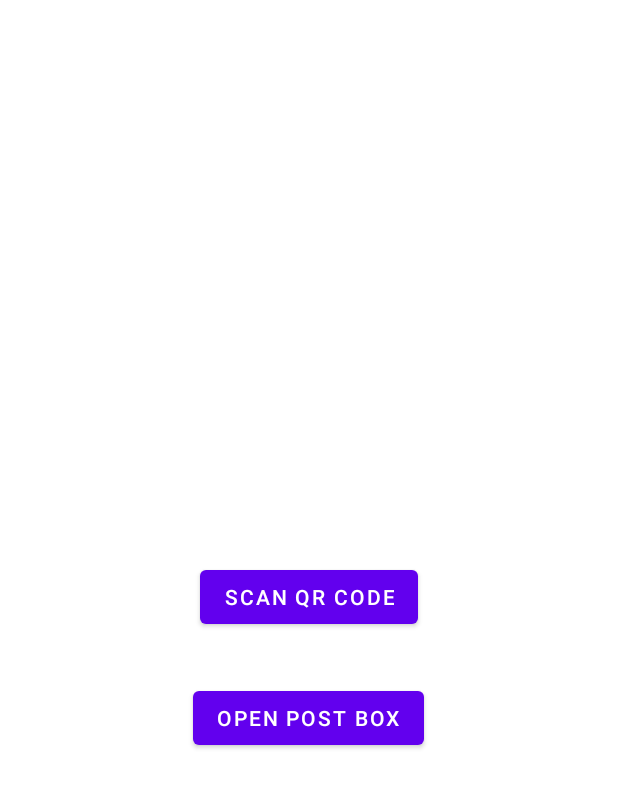
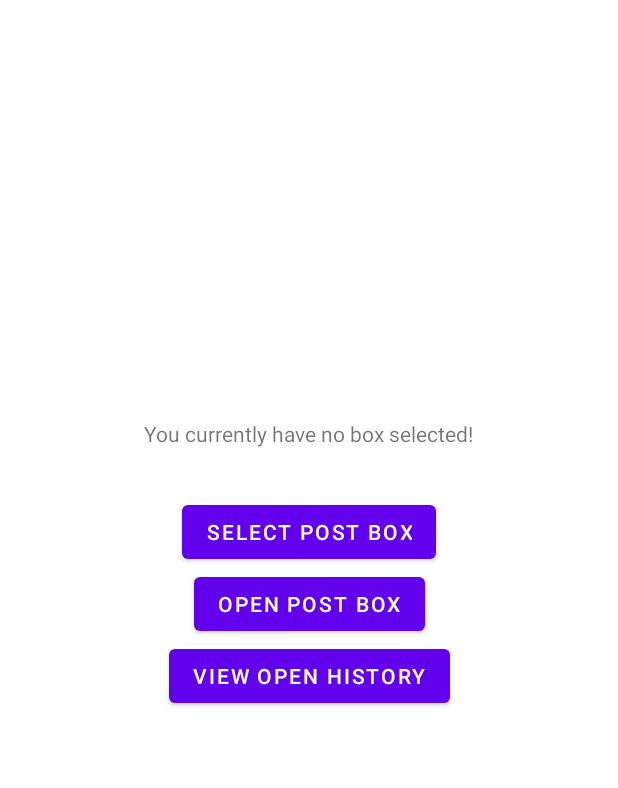
Before and after one commit to Predvsem-trivialno/Programski-jeziki, an Android app: the layout activity_open.xml on its own in the app's theme, with its tools: preview values and no code run, on a phone screen of 412 x 824 dp. Shown: the top 788 px of the screen. Run offline under Robolectric (Android 15) with nearby library versions, the phone set to English and light mode, and no system bars.

Commit message:
Changed up some activities, selecting box via QR code

```diff
--- a/app/src/main/java/com/example/pj_projekt/MyApplication.kt
+++ b/app/src/main/java/com/example/pj_projekt/MyApplication.kt
@@ -3,7 +3,8 @@ package com.example.pj_projekt
 import android.app.Application
 
 class MyApplication: Application() {
-    lateinit var username: String
-    lateinit var email: String
-    lateinit var userId: String
+    var username: String = ""
+    var email: String = ""
+    var userId: String = ""
+    var boxId: String = ""
 }
--- a/app/src/main/java/com/example/pj_projekt/OpenActivity.kt
+++ b/app/src/main/java/com/example/pj_projekt/OpenActivity.kt
@@ -18,6 +18,10 @@ class OpenActivity : BaseActivity() {
         super.onCreate(savedInstanceState)
         binding = ActivityOpenBinding.inflate(layoutInflater)
         setContentView(binding.root)
+        if(app.boxId.isEmpty()){
+            binding.btnPlaySound.isEnabled=false
+            binding.btnLogs.isEnabled=false
+        }
         binding.txtWelcome.text = getString(R.string.text_welcome,app.username)
         binding.btnScanQR.setOnClickListener{
             IntentIntegrator(this).initiateScan()
@@ -40,10 +44,15 @@ class OpenActivity : BaseActivity() {
                     val json = result.contents
                     val gson = Gson()
                     val id = gson.fromJson(json, String::class.java)
-                    Toast.makeText(applicationContext,"Scanned postbox with id: $id", Toast.LENGTH_SHORT).show()
+                    app.boxId = id
+                    Toast.makeText(applicationContext,"Scanned box with id: $id", Toast.LENGTH_SHORT).show()
+                    binding.txtSelected.text = getString(R.string.text_selected_2,app.boxId)
+                    binding.btnPlaySound.isEnabled=true
+                    binding.btnLogs.isEnabled=true
                 } catch (e: Exception){
                     binding.root.performHapticFeedback(HapticFeedbackConstants.REJECT)
                     Toast.makeText(applicationContext,"Invalid QR code", Toast.LENGTH_SHORT).show()
+                    binding.txtSelected.text = getString(R.string.text_selected)
                 }
             }
         }
--- a/app/src/main/res/layout/activity_open.xml
+++ b/app/src/main/res/layout/activity_open.xml
@@ -1,44 +1,59 @@
 <?xml version="1.0" encoding="utf-8"?>
 <androidx.constraintlayout.widget.ConstraintLayout xmlns:android="http://schemas.android.com/apk/res/android"
     xmlns:app="http://schemas.android.com/apk/res-auto"
+    xmlns:tools="http://schemas.android.com/tools"
     android:layout_width="match_parent"
-    android:layout_height="match_parent"
-    >
+    android:layout_height="match_parent">
 
     <TextView
         android:id="@+id/txtWelcome"
         android:layout_width="wrap_content"
         android:layout_height="wrap_content"
+        android:layout_marginTop="236dp"
         android:textSize="20sp"
-        app:layout_constraintBottom_toBottomOf="parent"
-        app:layout_constraintLeft_toLeftOf="parent"
-        app:layout_constraintRight_toRightOf="parent"
-        app:layout_constraintTop_toTopOf="parent"
-        app:layout_constraintVertical_bias="0.398" />
+        app:layout_constraintEnd_toEndOf="parent"
+        app:layout_constraintHorizontal_bias="0.498"
+        app:layout_constraintStart_toStartOf="parent"
+        app:layout_constraintTop_toTopOf="parent" />
 
     <Button
         android:id="@+id/btnScanQR"
         android:layout_width="wrap_content"
         android:layout_height="wrap_content"
+        android:layout_marginTop="32dp"
         android:text="@string/button_qr"
-        app:layout_constraintBottom_toBottomOf="parent"
         app:layout_constraintEnd_toEndOf="parent"
-        app:layout_constraintHorizontal_bias="0.501"
         app:layout_constraintStart_toStartOf="parent"
-        app:layout_constraintTop_toBottomOf="@+id/txtWelcome"
-        app:layout_constraintVertical_bias="0.068" />
+        app:layout_constraintTop_toBottomOf="@+id/txtSelected" />
 
     <Button
         android:id="@+id/btnPlaySound"
         android:layout_width="wrap_content"
         android:layout_height="wrap_content"
+        android:onClick="showPlaySoundActivity"
         android:text="@string/playSoundButtonText"
-        android:onClick="showPlaySoundActivity"
-        app:layout_constraintBottom_toBottomOf="parent"
+        app:layout_constraintEnd_toEndOf="parent"
+        app:layout_constraintStart_toStartOf="parent"
+        app:layout_constraintTop_toBottomOf="@+id/btnScanQR" />
+
+    <TextView
+        android:id="@+id/txtSelected"
+        android:layout_width="wrap_content"
+        android:layout_height="wrap_content"
+        android:layout_marginTop="16dp"
+        android:text="@string/text_selected"
         app:layout_constraintEnd_toEndOf="parent"
         app:layout_constraintHorizontal_bias="0.498"
         app:layout_constraintStart_toStartOf="parent"
-        app:layout_constraintTop_toBottomOf="@+id/btnScanQR"
-        app:layout_constraintVertical_bias="0.092" />
+        app:layout_constraintTop_toBottomOf="@+id/txtWelcome" />
+
+    <Button
+        android:id="@+id/btnLogs"
+        android:layout_width="wrap_content"
+        android:layout_height="wrap_content"
+        android:text="@string/button_viewlogs"
+        app:layout_constraintEnd_toEndOf="parent"
+        app:layout_constraintStart_toStartOf="parent"
+        app:layout_constraintTop_toBottomOf="@+id/btnPlaySound" />
 
 </androidx.constraintlayout.widget.ConstraintLayout>
--- a/app/src/main/res/values/strings.xml
+++ b/app/src/main/res/values/strings.xml
@@ -1,6 +1,6 @@
 <resources>
     <string name="app_name">MySmartPostbox</string>
-    <string name="button_qr">Scan QR code</string>
+    <string name="button_qr">Select post box</string>
     <string name="text_login">Login</string>
     <string name="button_login">Login</string>
     <string name="hint_username">Username</string>
@@ -15,4 +15,7 @@
     <string name="passwordTVText">Password</string>
     <string name="confirmPasswordTVText">Confirm Password</string>
     <string name="registerRedirectButtonText">Register</string>
+    <string name="text_selected">You currently have no box selected!</string>
+    <string name="text_selected_2">Selected box: %s</string>
+    <string name="button_viewlogs">View open history</string>
 </resources>
```
